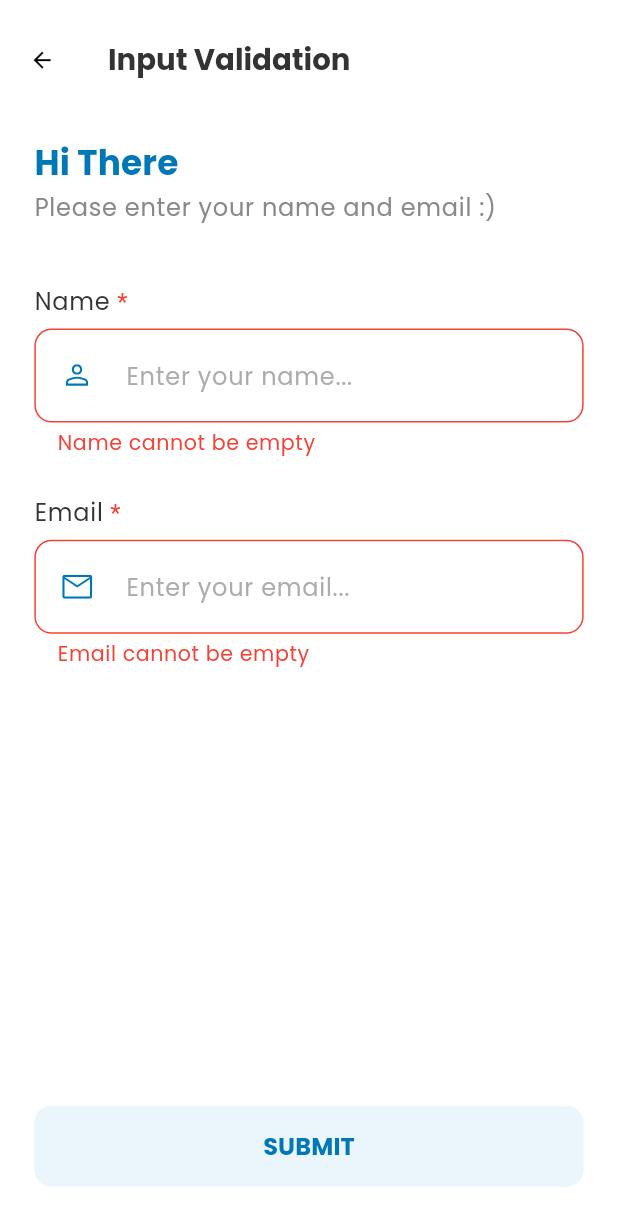
After one commit to septiadi70/tw-lecture-lesson-project, a Flutter app: the InputValidationPage screen opened by its route, on a phone screen of 412 x 824 dp. The commit adds this screen. Shown: the top 1226 px of the screen. Run offline on Flutter 3.47's test engine with Material 3 defaults, Android fonts, the phone set to English and light mode, and no system bars; our stand-ins replace auto_route, bloc, dio, flutter_screenutil, flutter_svg, fluttertoast and 7 more; generated files the repository leaves out were written again.

Commit message:
FEAT: Add input validation page

```diff
--- a/lib/core/routes/app_router.dart
+++ b/lib/core/routes/app_router.dart
@@ -8,6 +8,7 @@ class AppRouter extends $AppRouter {
     AutoRoute(page: MainRoute.page, initial: true),
     AutoRoute(page: DummyUIFirstRoute.page),
     AutoRoute(page: DummyUISecondRoute.page),
-    AutoRoute(page: CounterAppRoute.page)
+    AutoRoute(page: CounterAppRoute.page),
+    AutoRoute(page: InputValidationRoute.page),
   ];
 }
--- a/lib/domain/main_page/entities/home_menu_model.dart
+++ b/lib/domain/main_page/entities/home_menu_model.dart
@@ -16,7 +16,7 @@ class HomeMenuModel {
     return [
       const HomeMenuModel(title: 'Dummy UI', desc: 'Introducing basic flutter widget UI', routePath: DummyUIFirstRoute()),
       const HomeMenuModel(title: 'Counter Example (State Management)', desc: 'Introducing of state management using flutter_bloc. Level: 1', routePath: CounterAppRoute()),
-      const HomeMenuModel(title: 'Input Validation Example (State Management)', desc: 'Flutter state management using flutter_bloc to handle validation in text field. Level: 2'),
+      const HomeMenuModel(title: 'Input Validation Example (State Management)', desc: 'Flutter state management using flutter_bloc to handle validation in text field. Level: 2', routePath: InputValidationRoute()),
       const HomeMenuModel(title: 'Calculator Example (State Management)', desc: 'Flutter state management using flutter_bloc to calculate simple syntax. Level 3'),
       const HomeMenuModel(title: 'News App', desc: 'API calling using free source from NYTimes'),
       const HomeMenuModel(title: 'To Do App', desc: 'Create a to do list that saved in local storage using hydrated_bloc. Level: 4'),
--- /dev/null
+++ b/lib/presentation/pages/input_validation_page/input_validation_page.dart
@@ -0,0 +1,108 @@
+import 'package:auto_route/auto_route.dart';
+import 'package:flutter/material.dart';
+import 'package:flutter_svg/flutter_svg.dart';
+import 'package:trinity_lecture_app/core/commons/colors_const.dart';
+import 'package:trinity_lecture_app/presentation/widgets/atoms/text_theme_extension.dart';
+import 'package:trinity_lecture_app/presentation/widgets/organisms/text_form_field.dart';
+import 'package:trinity_lecture_app/presentation/widgets/organisms/ui_helper.dart';
+
+@RoutePage()
+class InputValidationPage extends StatefulWidget {
+  final String? name;
+  final String? email;
+
+  const InputValidationPage({super.key, this.name, this.email});
+
+  @override
+  State<InputValidationPage> createState() => _InputValidationPageState();
+}
+
+class _InputValidationPageState extends State<InputValidationPage> {
+  final _nameTextController = TextEditingController();
+  final _emailTextController = TextEditingController();
+  final _formKey = GlobalKey<FormState>();
+
+  @override
+  void dispose() {
+    _nameTextController.dispose();
+    _emailTextController.dispose();
+    super.dispose();
+  }
+
+  @override
+  Widget build(BuildContext context) {
+    return Scaffold(
+      appBar: AppBar(
+        title: const Text('Input Validation'),
+      ),
+      body: Form(
+        key: _formKey,
+        child: Padding(
+          padding: UIHelper.padding(vertical: 10, horizontal: 20),
+          child: Stack(
+            children: [
+              Column(
+                mainAxisAlignment: MainAxisAlignment.start,
+                crossAxisAlignment: CrossAxisAlignment.stretch,
+                children: [
+                  Text(
+                    'Hi There',
+                    style: context.textTheme.titleSmall?.copyWith(
+                      fontWeight: FontWeight.bold,
+                      color: ColorConstant.primary,
+                    ),
+                  ),
+                  Text(
+                    'Please enter your name and email :)',
+                    style: context.textTheme.bodyLarge?.copyWith(
+                      color: ColorConstant.grey,
+                    ),
+                  ),
+                  UIHelper.verticalSpace(30),
+                  TextFormFieldCustom(
+                    hintText: 'Enter your name...',
+                    preffixIcon: SvgPicture.asset('assets/svgs/user_icon.svg'),
+                    title: 'Name',
+                    controller: _nameTextController,
+                    initialValue: widget.name,
+                    validator: (text) {
+                      if (text == null || text.isEmpty) return 'Name cannot be empty';
+                      return null;
+                    },
+                  ),
+                  UIHelper.verticalSpace(20),
+                  TextFormFieldCustom(
+                    hintText: 'Enter your email...',
+                    preffixIcon: SvgPicture.asset('assets/svgs/email_icon.svg'),
+                    title: 'Email',
+                    controller: _emailTextController,
+                    initialValue: widget.email,
+                    validator: (text) {
+                      if (text == null || text.isEmpty) return 'Email cannot be empty';
+                      return null;
+                    },
+                  ),
+                ],
+              ),
+              Positioned(
+                bottom: 20,
+                left: 0,
+                right: 0,
+                child: ElevatedButton(
+                  onPressed: () {
+                    if (_formKey.currentState!.validate()) {
+                      ScaffoldMessenger.of(context).showSnackBar(
+                        const SnackBar(content: Text('Processing Data')),
+                      );
+                    }
+                  },
+                  child: const Text('SUBMIT')
+                ),
+              ),
+            ],
+          ),
+        ),
+      ),
+    );
+  }
+}
```
Also changed, not shown: lib/core/routes/app_router.gr.dart.
